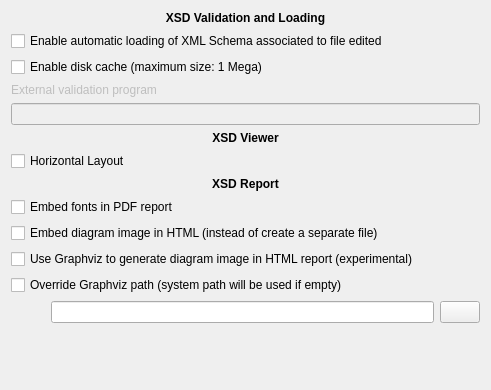
Old version of the form src/config/configvalidation.ui in the repository lbellonda/qxmledit.
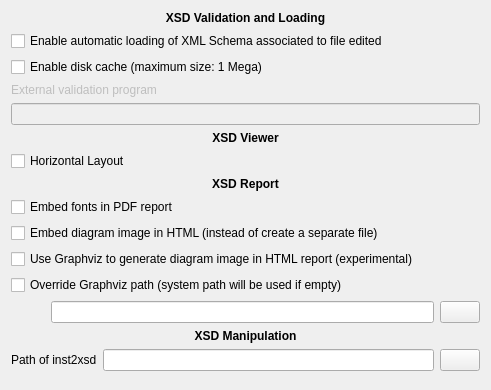
New version of the form. Icons and pictures are not drawn.

```diff
--- a/src/config/configvalidation.ui
+++ b/src/config/configvalidation.ui
@@ -174,6 +174,56 @@
      </item>
     </layout>
    </item>
+   <item>
+    <widget class="QLabel" name="label_5">
+     <property name="font">
+      <font>
+       <weight>75</weight>
+       <bold>true</bold>
+      </font>
+     </property>
+     <property name="text">
+      <string>XSD Manipulation</string>
+     </property>
+     <property name="alignment">
+      <set>Qt::AlignCenter</set>
+     </property>
+    </widget>
+   </item>
+   <item>
+    <layout class="QHBoxLayout" name="horizontalLayout_2">
+     <item>
+      <widget class="QLabel" name="label_6">
+       <property name="text">
+        <string>Path of inst2xsd</string>
+       </property>
+       <property name="buddy">
+        <cstring>pathInst2Xsd</cstring>
+       </property>
+      </widget>
+     </item>
+     <item>
+      <widget class="QLineEdit" name="pathInst2Xsd"/>
+     </item>
+     <item>
+      <widget class="QPushButton" name="browseInst2Xsd">
+       <property name="sizePolicy">
+        <sizepolicy hsizetype="Fixed" vsizetype="Fixed">
+         <horstretch>0</horstretch>
+         <verstretch>0</verstretch>
+        </sizepolicy>
+       </property>
+       <property name="text">
+        <string/>
+       </property>
+       <property name="icon">
+        <iconset resource="../risorse.qrc">
+         <normaloff>:/open/images/document-open.png</normaloff>:/open/images/document-open.png</iconset>
+       </property>
+      </widget>
+     </item>
+    </layout>
+   </item>
    <item>
     <spacer name="verticalSpacer_4">
      <property name="orientation">
```
